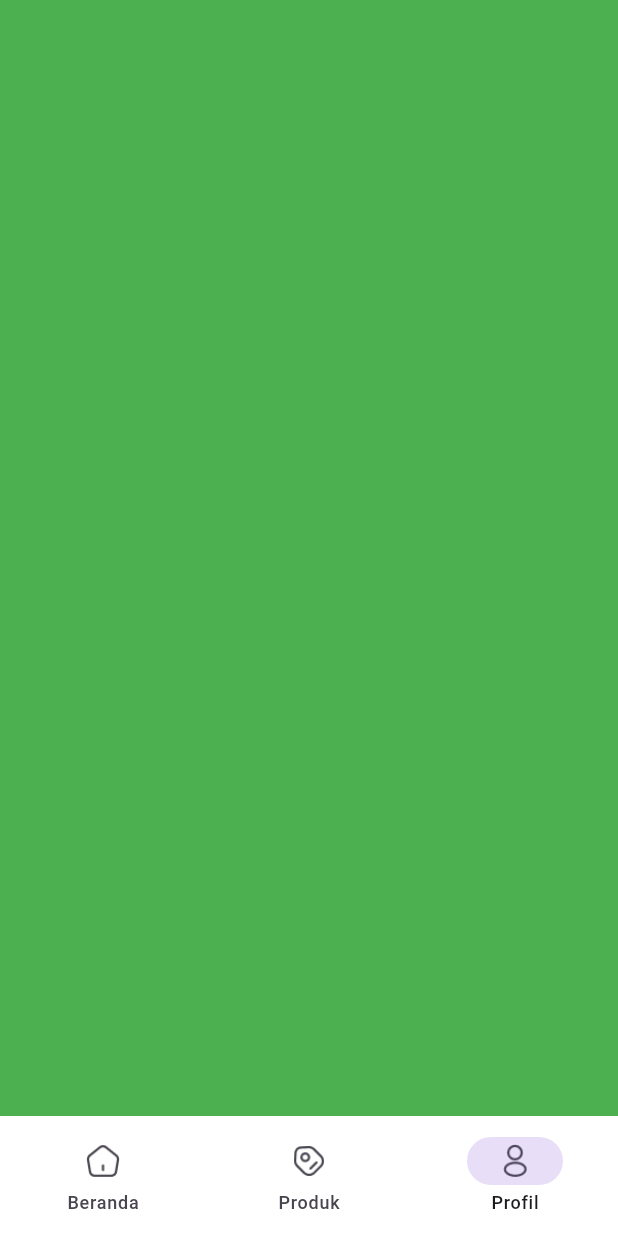
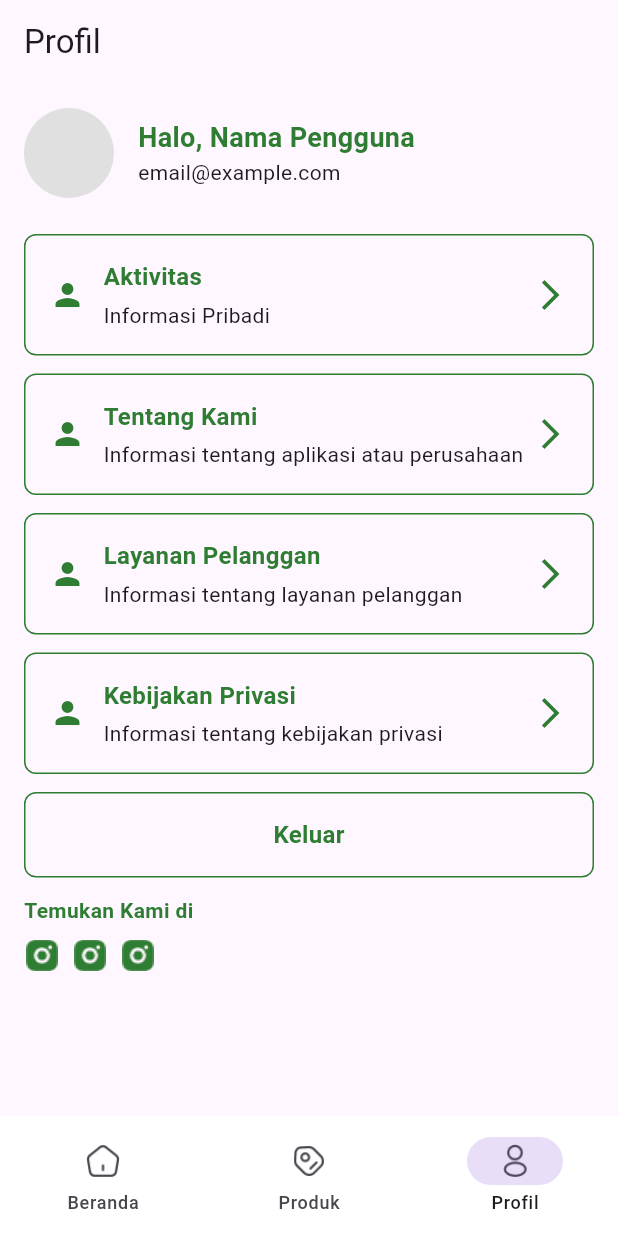
Before and after one commit to LeafLoom-PPB-MM4/LeafLoomApps, a Flutter app: the NavigationMenu screen opened directly, item 3 of the bottom bar chosen, on a phone screen of 412 x 824 dp. Run offline on Flutter 3.47's test engine with Material 3 defaults, Android fonts, the phone set to English and light mode, and no system bars; our stand-ins replace get, get_storage, logger; accounts and stored records are empty.

Commit message:
Produk & Proifle Screen
@asyhasnaa  untuk produk tinggal nambahin di grid cardnya, benerin di kategori, sama sesuaiin icon icon,

untuk di profile tinggal bikin halaman baru buat masing masingnya kaya kebijakan privasi, detail info, sama yang lain

```diff
--- a/leafloomapp/lib/features/authentication/controllers.onboarding/onboarding_controller.dart
+++ b/leafloomapp/lib/features/authentication/controllers.onboarding/onboarding_controller.dart
@@ -1,4 +1,3 @@
-import 'package:flutter/material.dart';
 import 'package:get/get.dart';
 
 class OnBoardingController extends GetxController {
--- a/leafloomapp/lib/features/authentication/screens/login/login.dart
+++ b/leafloomapp/lib/features/authentication/screens/login/login.dart
@@ -2,7 +2,7 @@ import 'package:flutter/material.dart';
 import 'package:leafloom/common/styles/spacing_styles.dart';
 import 'package:leafloom/features/authentication/screens/signup/signup.dart';
 import 'package:leafloom/navigation_menu.dart';
-import 'package:leafloom/utils/constants/image_strings.dart';
+
 import 'package:leafloom/utils/constants/sizes.dart';
 import 'package:leafloom/utils/constants/text_strings.dart'; // Import the SignUpScreen
 
--- /dev/null
+++ b/leafloomapp/lib/features/shop/screens/profile/profile.dart
@@ -0,0 +1,193 @@
+import 'package:flutter/material.dart';
+
+class ProfileScreen extends StatelessWidget {
+  const ProfileScreen({Key? key}) : super(key: key);
+
+  @override
+  Widget build(BuildContext context) {
+    return Scaffold(
+      appBar: AppBar(
+        title: Text('Profil'),
+      ),
+      body: SingleChildScrollView(
+        padding: EdgeInsets.all(16.0),
+        child: Column(
+          crossAxisAlignment: CrossAxisAlignment.start,
+          children: [
+            // Avatar dan informasi pengguna
+            Row(
+              children: [
+                CircleAvatar(
+                  radius: 30,
+                  backgroundColor: Colors.grey[300],
+                  // Tambahkan gambar avatar jika ada
+                  // backgroundImage: AssetImage('path_to_image'),
+                ),
+                SizedBox(width: 16.0),
+                Column(
+                  crossAxisAlignment: CrossAxisAlignment.start,
+                  children: [
+                    Text(
+                      'Halo, Nama Pengguna',
+                      style: TextStyle(
+                        fontSize: 18,
+                        fontWeight: FontWeight.bold,
+                        color: Colors.green[800],
+                      ),
+                    ),
+                    Text(
+                      'email@example.com',
+                      style: TextStyle(
+                        fontSize: 14,
+                      ),
+                    ),
+                  ],
+                ),
+              ],
+            ),
+            SizedBox(height: 24.0),
+            // Informasi Pribadi
+            _buildSection(
+              title: 'Aktivitas',
+              subtitle: 'Informasi Pribadi',
+              onTap: () {
+                // Tambahkan logika navigasi ke halaman detail informasi
+              },
+            ),
+            SizedBox(height: 12.0),
+            _buildSection(
+              title: 'Tentang Kami',
+              subtitle: 'Informasi tentang aplikasi atau perusahaan',
+              onTap: () {
+                // Tambahkan logika navigasi ke halaman tentang kami
+              },
+            ),
+            SizedBox(height: 12.0),
+            _buildSection(
+              title: 'Layanan Pelanggan',
+              subtitle: 'Informasi tentang layanan pelanggan',
+              onTap: () {
+                // Tambahkan logika navigasi ke halaman layanan pelanggan
+              },
+            ),
+            SizedBox(height: 12.0),
+            _buildSection(
+              title: 'Kebijakan Privasi',
+              subtitle: 'Informasi tentang kebijakan privasi',
+              onTap: () {
+                // Tambahkan logika navigasi ke halaman kebijakan privasi
+              },
+            ),
+            SizedBox(height: 12.0),
+            // Kotak Keluar
+            _buildLogoutSection(
+              onTap: () {
+                // Tambahkan logika untuk keluar
+              },
+            ),
+            // Temukan Kami di
+            SizedBox(height: 12.0),
+            Text(
+              'Temukan Kami di',
+              style: TextStyle(
+                fontSize: 14,
+                fontWeight: FontWeight.bold,
+                color: Colors.green[800],
+              ),
+            ),
+            SizedBox(height: 8.0),
+            Row(
+              children: [
+                _buildSocialIcon('assets/icons/instagram.png'),
+                SizedBox(width: 8.0),
+                _buildSocialIcon('assets/icons/facebook.png'),
+                SizedBox(width: 8.0),
+                _buildSocialIcon('assets/icons/tiktok.png'),
+              ],
+            ),
+          ],
+        ),
+      ),
+    );
+  }
+
+  Widget _buildSection({
+    required String title,
+    required String subtitle,
+    required VoidCallback onTap,
+  }) {
+    return InkWell(
+      onTap: onTap,
+      child: Container(
+        padding: EdgeInsets.all(16.0),
+        decoration: BoxDecoration(
+          border: Border.all(color: Colors.green[800]!),
+          borderRadius: BorderRadius.circular(8.0),
+        ),
+        child: Row(
+          children: [
+            Icon(Icons.person, color: Colors.green[800]),
+            SizedBox(width: 12.0),
+            Expanded(
+              child: Column(
+                crossAxisAlignment: CrossAxisAlignment.start,
+                children: [
+                  Text(
+                    title,
+                    style: TextStyle(
+                      fontSize: 16,
+                      fontWeight: FontWeight.bold,
+                      color: Colors.green[800],
+                    ),
+                  ),
+                  SizedBox(height: 4.0),
+                  Text(
+                    subtitle,
+                    style: TextStyle(
+                      fontSize: 14,
+                    ),
+                  ),
+                ],
+              ),
+            ),
+            Icon(Icons.arrow_forward_ios, color: Colors.green[800]),
+          ],
+        ),
+      ),
+    );
+  }
+
+  Widget _buildLogoutSection({
+    required VoidCallback onTap,
+  }) {
+    return InkWell(
+      onTap: onTap,
+      child: Container(
+        padding: EdgeInsets.all(16.0),
+        decoration: BoxDecoration(
+          border: Border.all(color: Colors.green[800]!),
+          borderRadius: BorderRadius.circular(8.0),
+        ),
+        child: Center(
+          child: Text(
+            'Keluar',
+            style: TextStyle(
+              fontSize: 16,
+              fontWeight: FontWeight.bold,
+              color: Colors.green[800],
+            ),
+          ),
+        ),
+      ),
+    );
+  }
+
+  Widget _buildSocialIcon(String iconName) {
+    return Image.asset(
+      'assets/icons/instagram.png',
+      width: 24,
+      height: 24,
+      color: Colors.green[800],
+    );
+  }
+}
--- a/leafloomapp/lib/navigation_menu.dart
+++ b/leafloomapp/lib/navigation_menu.dart
@@ -1,6 +1,8 @@
 import 'package:flutter/material.dart';
 import 'package:get/get.dart';
 import 'package:leafloom/features/shop/screens/home/home.dart';
+import 'package:leafloom/features/shop/screens/profile/profile.dart';
+import 'package:leafloom/features/shop/screens/shop/produk.dart';
 
 class NavigationMenu extends StatelessWidget {
   const NavigationMenu({Key? key});
@@ -17,9 +19,11 @@ class NavigationMenu extends StatelessWidget {
           height: 80,
           elevation: 0,
           selectedIndex: controller.selectedIndex.value,
-          onDestinationSelected: (index) =>
-              controller.selectedIndex.value = index,
-          backgroundColor: Colors.white, // Atur warna latar belakang di sini
+          onDestinationSelected: (index) {
+            // Navigasi sesuai dengan indeks tombol yang ditekan
+            controller.selectedIndex.value = index;
+          },
+          backgroundColor: Colors.white,
           destinations: const [
             NavigationDestination(
               icon: ImageIcon(AssetImage('assets/icons/beranda.png')),
@@ -45,7 +49,7 @@ class NavigationController extends GetxController {
 
   final screens = [
     const HomeScreen(),
-    Container(color: Colors.purple),
-    Container(color: Colors.green),
+    ProdukScreen(),
+    ProfileScreen(),
   ];
 }
--- a/leafloomapp/pubspec.yaml
+++ b/leafloomapp/pubspec.yaml
@@ -41,7 +41,8 @@ flutter:
     - assets/images/
     - assets/icons/
     - assets/images/on_boarding_images/
-    - assets/images/banner
+    - assets/images/banner/
+    - assets/images/produk/
   fonts:
     - family: Lato
       fonts:
```
Also changed, not shown: leafloomapp/lib/features/shop/screens/home/home.dart (+5 -3 lines), leafloomapp/lib/features/shop/screens/shop/produk.dart (added, +142 -0 lines), leafloomapp/assets/icons/facebook.png (added), leafloomapp/assets/icons/instagram.png (added), leafloomapp/assets/icons/tiktok.png (added), leafloomapp/lib/features/shop/screens/shop/shop.dart (deleted).
